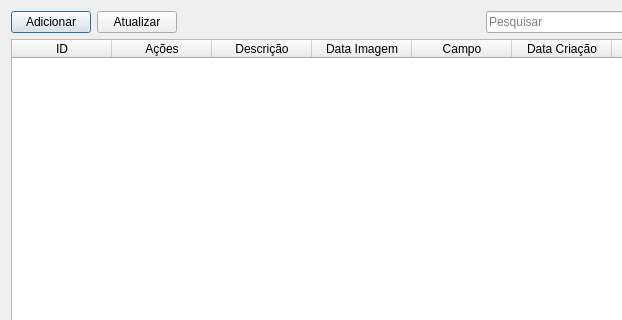
First picture: the form in uis/mPhotos.ui, repository dsgoficial/SAP_Gerente, before the edit; both pictures show x 0 to 622 and y 0 to 320 of the 800 by 600 pixel window.
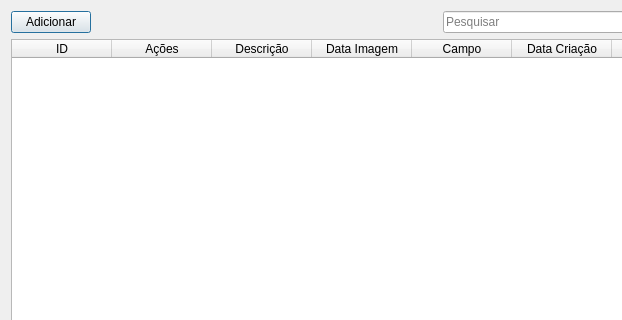
Second picture: the form after the edit.

```diff
--- a/uis/mPhotos.ui
+++ b/uis/mPhotos.ui
@@ -23,13 +23,6 @@
        </property>
       </widget>
      </item>
-     <item>
-      <widget class="QPushButton" name="refreshBtn">
-       <property name="text">
-        <string>Atualizar</string>
-       </property>
-      </widget>
-     </item>
      <item>
       <spacer name="horizontalSpacer">
        <property name="orientation">
```
